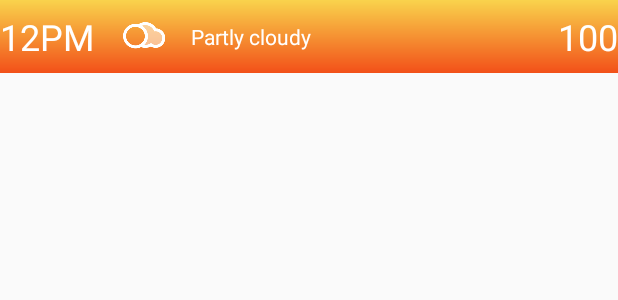
After one commit to ad-os/Stormy, an Android app: the layout hourly_list_item.xml on its own in the app's theme, with its tools: preview values and no code run, on a phone screen of 412 x 824 dp. The commit adds this screen. Shown: the top 300 px of the screen. Run offline under Robolectric (Android 15) with nearby library versions, the phone set to English and light mode, and no system bars.

Commit message:
Added a recycler view

```diff
--- a/app/build.gradle
+++ b/app/build.gradle
@@ -22,6 +22,7 @@ android {
 dependencies {
     compile fileTree(include: ['*.jar'], dir: 'libs')
     compile 'com.android.support:appcompat-v7:22.2.0'
+    compile 'com.android.support:recyclerview-v7:22.2.0'
     compile 'com.squareup.okhttp:okhttp:2.4.0'
     compile 'com.jakewharton:butterknife:6.1.0'
     compile 'com.google.android.gms:play-services:7.5.0'
--- a/app/src/main/java/com/example/android/stormy/adapters/DayAdapter.java
+++ b/app/src/main/java/com/example/android/stormy/adapters/DayAdapter.java
@@ -15,7 +15,7 @@ import com.example.android.stormy.weather.Day;
  * Created by adhyan on 26/6/15.
  */
 public class DayAdapter extends BaseAdapter {
-
+    //A adapter adapts to the kind of view whether a list view or a recycler view.
     private Context mContext;
     private Day[] mDays;
 
@@ -40,7 +40,7 @@ public class DayAdapter extends BaseAdapter {
     }
 
     //this method is called every time we scroll or to get new item in the list.
-
+    //getView maps the data.
     @Override
     public View getView(int position, View convertView, ViewGroup parent) {
 
@@ -72,6 +72,7 @@ public class DayAdapter extends BaseAdapter {
         return convertView;
     }
 
+    //ViewHolder contains the view.
     public static class ViewHolder {
         ImageView iconImageView;
         TextView temperatureLabel;
--- /dev/null
+++ b/app/src/main/res/layout/hourly_list_item.xml
@@ -0,0 +1,50 @@
+<?xml version="1.0" encoding="utf-8"?>
+<RelativeLayout xmlns:android="http://schemas.android.com/apk/res/android"
+                xmlns:tools="http://schemas.android.com/tools"
+                android:layout_width="match_parent"
+                android:layout_height="wrap_content"
+                android:orientation="vertical"
+                android:paddingTop="8dp"
+                android:paddingBottom="8dp"
+                tools:background="@drawable/bg_background">
+
+    <TextView
+        android:layout_width="80dp"
+        android:layout_height="wrap_content"
+        android:id="@+id/timeLabel"
+        android:layout_centerVertical="true"
+        android:textColor="@android:color/white"
+        android:textSize="24sp"
+        tools:text="12PM"/>
+
+    <ImageView
+        android:layout_width="wrap_content"
+        android:layout_height="wrap_content"
+        android:layout_toRightOf="@id/timeLabel"
+        android:layout_centerVertical="true"
+        android:id="@+id/iconImageView"
+        android:src="@drawable/partly_cloudy"/>
+
+    <TextView
+        android:layout_width="wrap_content"
+        android:layout_height="wrap_content"
+        android:layout_alignParentRight="true"
+        android:layout_centerVertical="true"
+        android:id="@+id/temperatureLabel"
+        android:textColor="#ffffff"
+        android:textSize="24sp"
+        tools:text="100"/>
+
+    <TextView
+        android:layout_width="wrap_content"
+        android:layout_height="wrap_content"
+        android:layout_centerVertical="true"
+        android:layout_toRightOf="@id/iconImageView"
+        android:id="@+id/summaryLabel"
+        android:textColor="#ffffff"
+        android:layout_toLeftOf="@+id/temperatureLabel"
+        android:paddingLeft="15dp"
+        android:paddingRight="15dp"
+        tools:text="Partly cloudy"/>
+
+</RelativeLayout>
--- a/app/src/main/res/values/strings.xml
+++ b/app/src/main/res/values/strings.xml
@@ -12,4 +12,5 @@
     <string name="title_activity_daily_forecast">DailyForecastActivity</string>
     <string name="no_daily_forecast_data">There is no data to display.</string>
     <string name="title_activity_test">testActivity</string>
+    <string name="title_activity_hourly_forecast">HourlyForecastActivity</string>
 </resources>
```
Also changed, not shown: app/src/main/AndroidManifest.xml (+8 -0 lines), app/src/main/java/com/example/android/stormy/adapters/HourAdapter.java (added, +72 -0 lines), app/src/main/java/com/example/android/stormy/ui/DailyForecastActivity.java (+21 -0 lines), app/src/main/java/com/example/android/stormy/ui/HourlyForecastActivity.java (added, +51 -0 lines), app/src/main/java/com/example/android/stormy/ui/MainActivity.java (+9 -3 lines), app/src/main/java/com/example/android/stormy/weather/Hour.java (+59 -5 lines), app/src/main/res/layout/activity_hourly_forecast.xml (added, +19 -0 lines), app/src/main/res/menu/menu_hourly_forecast.xml (added, +9 -0 lines), build.gradle (line endings or trailing spaces), 1 other file.
